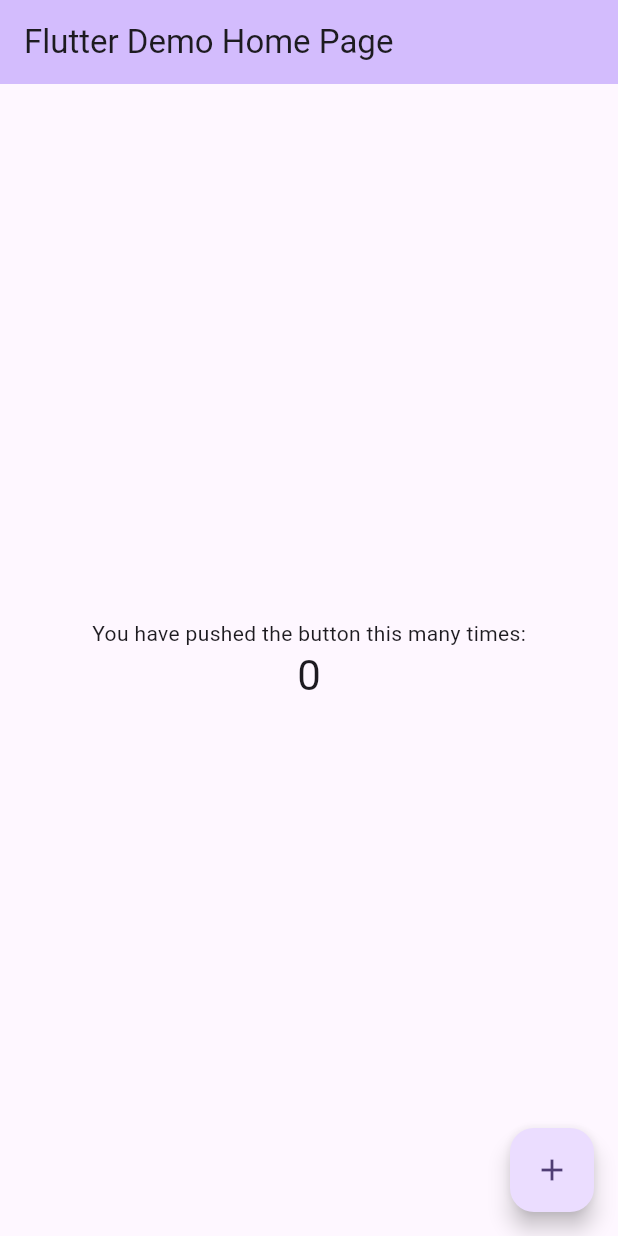
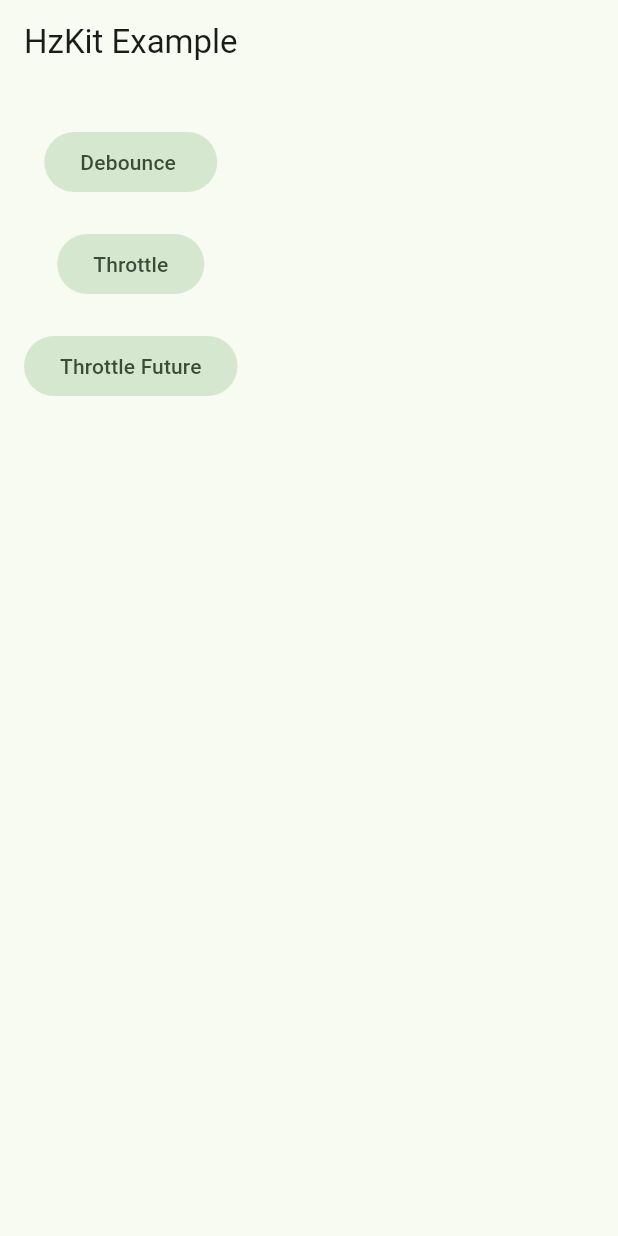
Before and after one commit to hojin-go/flutter_hz_kit, a Flutter app: the screen it shows after launch, on a phone screen of 412 x 824 dp. Run offline on Flutter 3.47's test engine with Material 2 defaults, Android fonts, the phone set to English and light mode, and no system bars.

Commit message:
完善 example, 为 throttle 函数增加 Future Function 的支持

```diff
--- a/example/lib/main.dart
+++ b/example/lib/main.dart
@@ -1,3 +1,4 @@
+import 'package:example/pages/homepage.dart';
 import 'package:flutter/material.dart';
 
 void main() {
@@ -13,113 +14,10 @@ class MyApp extends StatelessWidget {
     return MaterialApp(
       title: 'Flutter Demo',
       theme: ThemeData(
-        // This is the theme of your application.
-        //
-        // TRY THIS: Try running your application with "flutter run". You'll see
-        // the application has a blue toolbar. Then, without quitting the app,
-        // try changing the seedColor in the colorScheme below to Colors.green
-        // and then invoke "hot reload" (save your changes or press the "hot
-        // reload" button in a Flutter-supported IDE, or press "r" if you used
-        // the command line to start the app).
-        //
-        // Notice that the counter didn't reset back to zero; the application
-        // state is not lost during the reload. To reset the state, use hot
-        // restart instead.
-        //
-        // This works for code too, not just values: Most code changes can be
-        // tested with just a hot reload.
-        colorScheme: ColorScheme.fromSeed(seedColor: Colors.deepPurple),
+        colorScheme: ColorScheme.fromSeed(seedColor: Colors.green),
         useMaterial3: true,
       ),
-      home: const MyHomePage(title: 'Flutter Demo Home Page'),
+      home: const Homepage(),
     );
   }
 }
-
-class MyHomePage extends StatefulWidget {
-  const MyHomePage({super.key, required this.title});
-
-  // This widget is the home page of your application. It is stateful, meaning
-  // that it has a State object (defined below) that contains fields that affect
-  // how it looks.
-
-  // This class is the configuration for the state. It holds the values (in this
-  // case the title) provided by the parent (in this case the App widget) and
-  // used by the build method of the State. Fields in a Widget subclass are
-  // always marked "final".
-
-  final String title;
-
-  @override
-  State<MyHomePage> createState() => _MyHomePageState();
-}
-
-class _MyHomePageState extends State<MyHomePage> {
-  int _counter = 0;
-
-  void _incrementCounter() {
-    setState(() {
-      // This call to setState tells the Flutter framework that something has
-      // changed in this State, which causes it to rerun the build method below
-      // so that the display can reflect the updated values. If we changed
-      // _counter without calling setState(), then the build method would not be
-      // called again, and so nothing would appear to happen.
-      _counter++;
-    });
-  }
-
-  @override
-  Widget build(BuildContext context) {
-    // This method is rerun every time setState is called, for instance as done
-    // by the _incrementCounter method above.
-    //
-    // The Flutter framework has been optimized to make rerunning build methods
-    // fast, so that you can just rebuild anything that needs updating rather
-    // than having to individually change instances of widgets.
-    return Scaffold(
-      appBar: AppBar(
-        // TRY THIS: Try changing the color here to a specific color (to
-        // Colors.amber, perhaps?) and trigger a hot reload to see the AppBar
-        // change color while the other colors stay the same.
-        backgroundColor: Theme.of(context).colorScheme.inversePrimary,
-        // Here we take the value from the MyHomePage object that was created by
-        // the App.build method, and use it to set our appbar title.
-        title: Text(widget.title),
-      ),
-      body: Center(
-        // Center is a layout widget. It takes a single child and positions it
-        // in the middle of the parent.
-        child: Column(
-          // Column is also a layout widget. It takes a list of children and
-          // arranges them vertically. By default, it sizes itself to fit its
-          // children horizontally, and tries to be as tall as its parent.
-          //
-          // Column has various properties to control how it sizes itself and
-          // how it positions its children. Here we use mainAxisAlignment to
-          // center the children vertically; the main axis here is the vertical
-          // axis because Columns are vertical (the cross axis would be
-          // horizontal).
-          //
-          // TRY THIS: Invoke "debug painting" (choose the "Toggle Debug Paint"
-          // action in the IDE, or press "p" in the console), to see the
-          // wireframe for each widget.
-          mainAxisAlignment: MainAxisAlignment.center,
-          children: <Widget>[
-            const Text(
-              'You have pushed the button this many times:',
-            ),
-            Text(
-              '$_counter',
-              style: Theme.of(context).textTheme.headlineMedium,
-            ),
-          ],
-        ),
-      ),
-      floatingActionButton: FloatingActionButton(
-        onPressed: _incrementCounter,
-        tooltip: 'Increment',
-        child: const Icon(Icons.add),
-      ), // This trailing comma makes auto-formatting nicer for build methods.
-    );
-  }
-}
--- /dev/null
+++ b/example/lib/pages/homepage.dart
@@ -0,0 +1,29 @@
+import 'package:flutter/material.dart';
+
+import '../views/debounce_button.dart';
+import '../views/throttle_button.dart';
+
+class Homepage extends StatelessWidget {
+  const Homepage({super.key});
+
+  @override
+  Widget build(BuildContext context) {
+    return Scaffold(
+      appBar: AppBar(
+        title: const Text('HzKit Example'),
+      ),
+      body: const SingleChildScrollView(
+          padding: EdgeInsets.symmetric(horizontal: 16, vertical: 8),
+          child: Column(
+            children: [
+              SizedBox(height: 20),
+              DebounceButton(),
+              SizedBox(height: 20),
+              ThrottleButton(),
+              SizedBox(height: 20),
+              ThrottleFutureButton()
+            ],
+          )),
+    );
+  }
+}
--- /dev/null
+++ b/example/lib/views/debounce_button.dart
@@ -0,0 +1,26 @@
+import 'package:flutter/material.dart';
+import 'package:hz_kit/hz_kit.dart';
+
+class DebounceButton extends StatelessWidget {
+  const DebounceButton({super.key});
+
+  @override
+  Widget build(BuildContext context) {
+    return FilledButton.tonal(
+      onPressed: onPressed,
+      child: const Text('Debounce '),
+    );
+  }
+
+  void onPressed() {
+    debounce(
+      () {
+        print('function fired');
+      },
+      time: const Duration(milliseconds: 600),
+      onCancel: () {
+        print('Click canceled');
+      },
+    );
+  }
+}
--- /dev/null
+++ b/example/lib/views/throttle_button.dart
@@ -0,0 +1,59 @@
+import 'package:flutter/material.dart';
+import 'package:hz_kit/hz_kit.dart';
+
+class ThrottleButton extends StatelessWidget {
+  const ThrottleButton({super.key});
+
+  @override
+  Widget build(BuildContext context) {
+    return FilledButton.tonal(
+      onPressed: onPressed,
+      child: const Text('Throttle'),
+    );
+  }
+
+  void onPressed() {
+    throttle(
+      () {
+        print('function fired');
+      },
+      time: const Duration(seconds: 2),
+      onIgnored: () {
+        print('ignored');
+      },
+      onLocked: () {
+        print('locked');
+      },
+      onUnlocked: () => print('unlocked'),
+    );
+  }
+}
+
+class ThrottleFutureButton extends StatelessWidget {
+  const ThrottleFutureButton({super.key});
+
+  @override
+  Widget build(BuildContext context) {
+    return FilledButton.tonal(
+      onPressed: () => onPressed(context),
+      child: const Text('Throttle Future'),
+    );
+  }
+
+  void onPressed(BuildContext context) {
+    throttleFuture(
+      () async {
+        print('function fired');
+        await Future.delayed(const Duration(seconds: 2));
+        print('function done');
+      },
+      onIgnored: () {
+        print('ignored');
+      },
+      onLocked: () {
+        print('locked');
+      },
+      onUnlocked: () => print('unlocked'),
+    );
+  }
+}
--- a/lib/src/utils/debounce.dart
+++ b/lib/src/utils/debounce.dart
@@ -1,14 +1,19 @@
 import 'dart:async';
 import 'dart:ui';
 
-Timer? _debounce;
+Timer? _timer;
 
-/// 防抖方法，[time] ms 内触发的 [fn] 方法都会被取消
-debounce(VoidCallback fn, {int time = 600}) {
+/// 防抖方法，[time] 时间内触发的 [fn] 方法都会被取消
+debounce(
+  VoidCallback fn, {
+  Duration time = const Duration(milliseconds: 500),
+  VoidCallback? onCancel,
+}) {
   // 还在时间之内，抛弃上一次
-  if (_debounce?.isActive ?? false) {
-    _debounce!.cancel();
+  if (_timer?.isActive ?? false) {
+    _timer!.cancel();
+    onCancel?.call();
   }
 
-  _debounce = Timer(Duration(milliseconds: time), fn);
+  _timer = Timer(time, fn);
 }
--- a/lib/src/utils/throttle.dart
+++ b/lib/src/utils/throttle.dart
@@ -1,18 +1,49 @@
 import 'dart:async';
+import 'package:flutter/foundation.dart';
 
-import 'package:flutter/material.dart';
+Timer? _timer;
 
-Timer? _interval;
-
-/// 节流，先触发 [fn] 方法然后计时，[time] ms 内，不再触发 [fn] 方法
-throttle(VoidCallback fn, {int time = 600}) {
-  if (_interval?.isActive ?? false) {
-    debugPrint('throttle invalid and will not call');
+/// 节流，先触发 [fn] 方法然后计时，[time]时间 内，不再触发 [fn] 方法
+throttle(
+  VoidCallback fn, {
+  Duration time = const Duration(milliseconds: 500),
+  VoidCallback? onLocked,
+  VoidCallback? onUnlocked,
+  VoidCallback? onIgnored,
+}) {
+  if (_timer?.isActive ?? false) {
+    onIgnored?.call();
     return;
   } else {
     fn();
-    _interval = Timer(Duration(milliseconds: time), () {
-      _interval!.cancel();
+
+    onLocked?.call();
+    _timer = Timer(time, () {
+      _timer!.cancel();
+      _timer = null;
+      onUnlocked?.call();
     });
   }
 }
+
+Future? _future;
+
+throttleFuture<T>(
+  Future<T> Function() fn, {
+  VoidCallback? onLocked,
+  VoidCallback? onUnlocked,
+  VoidCallback? onIgnored,
+}) async {
+  if (_future != null) {
+    onIgnored?.call();
+    return;
+  } else {
+    onLocked?.call();
+    _future = fn();
+
+    _future!.whenComplete(() {
+      _future = null;
+      onUnlocked?.call();
+    });
+  }
+}
--- a/pubspec.yaml
+++ b/pubspec.yaml
@@ -1,6 +1,6 @@
 name: hz_kit
 description: A new Flutter package project.
-version: 0.0.1
+version: 0.0.2
 homepage: https://github.com/mikeooye/flutter_hz_kit
 repository: https://github.com/mikeooye/flutter_hz_kit.git
 
```
Also changed, not shown: example/pubspec.yaml (+4 -4 lines), example/pubspec.lock, 1 other file.
